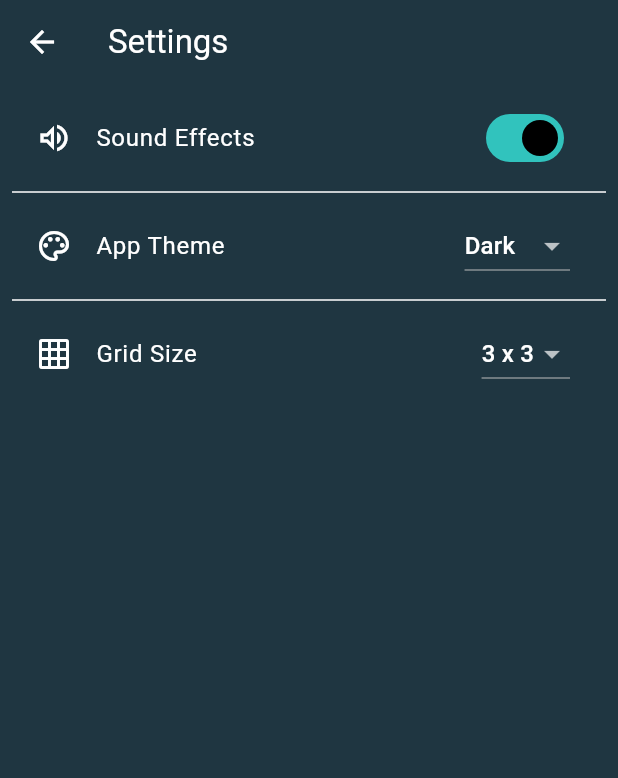
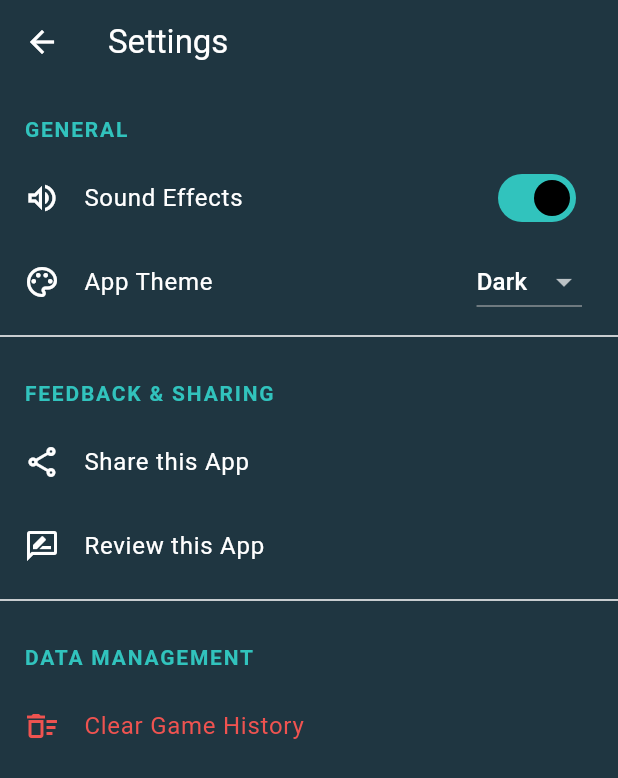
Before and after one commit to darshan-gadhe/tic_tac_toe, a Flutter app: the screen it shows after launch, after a tap on the "settings" icon, on a phone screen of 412 x 824 dp. Shown: the top 778 px of the screen. Run offline on Flutter 3.47's test engine with Material 3 defaults, Android fonts, the phone set to English and light mode, and no system bars; our stand-ins replace audioplayers, google_mobile_ads, in_app_review, share_plus, shared_preferences.

Commit message:
all cahges szknsd

```diff
--- a/lib/main.dart
+++ b/lib/main.dart
@@ -5,6 +5,7 @@ import 'package:advanced_tic_tac_toe/services/sound_service.dart';
 import 'package:flutter/material.dart';
 import 'package:google_mobile_ads/google_mobile_ads.dart';
 import 'package:provider/provider.dart';
+import 'package:advanced_tic_tac_toe/providers/profile_provider.dart';
 
 void main() async {
   WidgetsFlutterBinding.ensureInitialized();
@@ -17,6 +18,7 @@ void main() async {
         ChangeNotifierProvider(create: (_) => ThemeProvider()),
         // This makes SettingsProvider available globally.
         ChangeNotifierProvider(create: (_) => SettingsProvider()),
+        ChangeNotifierProvider(create: (_) => ProfileProvider()),
       ],
       child: const MyApp(),
     ),
--- /dev/null
+++ b/lib/providers/profile_provider.dart
@@ -0,0 +1,32 @@
+import 'package:flutter/material.dart';
+import 'package:shared_preferences/shared_preferences.dart';
+
+class ProfileProvider with ChangeNotifier {
+  String _userName = 'Player';
+  String get userName => _userName;
+
+  String _avatarId = '1'; // Default to avatar_1.png
+  String get avatarId => _avatarId;
+  String get avatarAssetPath => 'assets/avatars/avatar_$_avatarId.png';
+
+  ProfileProvider() {
+    loadProfile();
+  }
+
+  void loadProfile() async {
+    final prefs = await SharedPreferences.getInstance();
+    _userName = prefs.getString('userName') ?? 'Player';
+    _avatarId = prefs.getString('avatarId') ?? '1';
+    notifyListeners();
+  }
+
+  void setProfile(String newName, String newAvatarId) async {
+    _userName = newName;
+    _avatarId = newAvatarId;
+
+    final prefs = await SharedPreferences.getInstance();
+    await prefs.setString('userName', _userName);
+    await prefs.setString('avatarId', _avatarId);
+    notifyListeners();
+  }
+}
--- a/lib/screens/home_screen.dart
+++ b/lib/screens/home_screen.dart
@@ -1,7 +1,8 @@
-import 'package:advanced_tic_tac_toe/providers/theme_provider.dart';
+import 'package:advanced_tic_tac_toe/providers/profile_provider.dart';
 import 'package:advanced_tic_tac_toe/screens/game_screen.dart';
 import 'package:advanced_tic_tac_toe/screens/history_screen.dart';
-import 'package:advanced_tic_tac_toe/screens/settings_screen.dart';
+import 'package:advanced_tic_tac_toe/screens/profile_screen.dart';
+import 'package:advanced_tic_tac_toe/screens/settings_screen.dart'; // <-- THIS IS THE FIX
 import 'package:advanced_tic_tac_toe/utils/enums.dart';
 import 'package:flutter/material.dart';
 import 'package:provider/provider.dart';
@@ -11,52 +12,31 @@ class HomeScreen extends StatelessWidget {
 
   @override
   Widget build(BuildContext context) {
-    final themeProvider = Provider.of<ThemeProvider>(context);
-
     return Scaffold(
-      appBar: AppBar(
-        backgroundColor: Colors.transparent,
-        elevation: 0,
-        actions: [
-          IconButton(
-            icon: const Icon(Icons.settings),
-            onPressed: () => Navigator.push(context, MaterialPageRoute(builder: (_) => const SettingsScreen())),
-            tooltip: 'Settings',
-          )
-        ],
-      ),
-      body: Center(
+      body: SafeArea(
         child: Padding(
           padding: const EdgeInsets.all(16.0),
           child: Column(
-            mainAxisAlignment: MainAxisAlignment.center,
-            children: <Widget>[
-              Image.asset(themeProvider.currentTheme.logoAssetPath, height: 100),
-              const SizedBox(height: 20),
-              Text(
-                'TIC TAC TOE',
-                style: Theme.of(context).textTheme.displaySmall?.copyWith(fontWeight: FontWeight.bold),
-              ),
-              const SizedBox(height: 60),
-              _buildGameModeButton(
+            children: [
+              _buildProfileHeader(context),
+              const Spacer(),
+              _buildTitle(context),
+              const SizedBox(height: 40),
+              _buildGameButton(
                 context,
-                'Player vs Player',
-                    () => _showGridSizeDialog(context, GameMode.vsPlayer),
-                Theme.of(context).colorScheme.primary,
+                text: 'Player vs Player',
+                onPressed: () => _showGridSizeDialog(context, GameMode.vsPlayer),
+                color: Theme.of(context).colorScheme.primary,
               ),
               const SizedBox(height: 20),
-              _buildGameModeButton(
+              _buildGameButton(
                 context,
-                'Player vs AI',
-                    () => _showDifficultyDialog(context),
-                Theme.of(context).colorScheme.secondary,
+                text: 'Player vs AI',
+                onPressed: () => _showDifficultyDialog(context),
+                color: Theme.of(context).colorScheme.secondary,
               ),
-              const SizedBox(height: 40),
-              TextButton.icon(
-                icon: const Icon(Icons.history),
-                label: const Text('Game History'),
-                onPressed: () => Navigator.push(context, MaterialPageRoute(builder: (_) => const HistoryScreen())),
-              )
+              const Spacer(),
+              _buildFooterButtons(context),
             ],
           ),
         ),
@@ -64,73 +44,124 @@ class HomeScreen extends StatelessWidget {
     );
   }
 
-  // ... inside HomeScreen class
-
-  void _navigateToGameScreen(BuildContext context, GameMode mode, int size, {AiDifficulty? difficulty}) {
-    Navigator.push(
-      context,
-      MaterialPageRoute(
-        // THE FIX: Ensure there is NO gridSize parameter here.
-        builder: (context) => GameScreen(gameMode: mode, aiDifficulty: difficulty),
-      ),
+  Widget _buildProfileHeader(BuildContext context) {
+    return Consumer<ProfileProvider>(
+      builder: (context, profile, child) {
+        return InkWell(
+          onTap: () => Navigator.push(context, MaterialPageRoute(builder: (_) => const ProfileScreen())),
+          borderRadius: BorderRadius.circular(12),
+          child: Padding(
+            padding: const EdgeInsets.all(8.0),
+            child: Row(
+              mainAxisSize: MainAxisSize.min,
+              children: [
+                CircleAvatar(backgroundImage: AssetImage(profile.avatarAssetPath), radius: 24),
+                const SizedBox(width: 12),
+                Text('Hi, ${profile.userName}', style: Theme.of(context).textTheme.titleLarge),
+              ],
+            ),
+          ),
+        );
+      },
     );
   }
 
-// ... rest of the file
-
-  void _showGridSizeDialog(BuildContext context, GameMode mode, {AiDifficulty? difficulty}) {
-    showDialog(
-      context: context,
-      builder: (ctx) => AlertDialog(
-        title: const Text('Select Grid Size'),
-        content: Column(
-          mainAxisSize: MainAxisSize.min,
-          children: [3, 4, 5].map((size) {
-            return ListTile(
-              title: Text('$size x $size'),
-              onTap: () {
-                Navigator.of(ctx).pop(); // Close grid size dialog
-                _navigateToGameScreen(context, mode, size, difficulty: difficulty);
-              },
-            );
-          }).toList(),
-        ),
-      ),
+  Widget _buildTitle(BuildContext context) {
+    return Text(
+      'TIC TAC TOE',
+      style: Theme.of(context).textTheme.displaySmall?.copyWith(fontWeight: FontWeight.bold),
     );
   }
 
-  void _showDifficultyDialog(BuildContext context) {
-    showDialog(
-      context: context,
-      builder: (ctx) => AlertDialog(
-        title: const Text('Select AI Difficulty'),
-        content: Column(
-          mainAxisSize: MainAxisSize.min,
-          children: AiDifficulty.values.map((diff) {
-            return ListTile(
-              title: Text(diff.name[0].toUpperCase() + diff.name.substring(1)),
-              onTap: () {
-                Navigator.of(ctx).pop(); // Close difficulty dialog
-                _showGridSizeDialog(context, GameMode.vsAI, difficulty: diff);
-              },
-            );
-          }).toList(),
-        ),
-      ),
-    );
-  }
-
-  Widget _buildGameModeButton(BuildContext context, String text, VoidCallback onPressed, Color color) {
+  Widget _buildGameButton(BuildContext context, {required String text, required VoidCallback onPressed, required Color color}) {
     return ElevatedButton(
       onPressed: onPressed,
       style: ElevatedButton.styleFrom(
         backgroundColor: color,
         foregroundColor: Colors.white,
-        minimumSize: const Size(250, 60),
+        minimumSize: const Size(double.infinity, 60),
         shape: RoundedRectangleBorder(borderRadius: BorderRadius.circular(15)),
         textStyle: const TextStyle(fontSize: 20, fontWeight: FontWeight.bold),
       ),
       child: Text(text),
     );
   }
+
+  Widget _buildFooterButtons(BuildContext context) {
+    return Row(
+      mainAxisAlignment: MainAxisAlignment.spaceEvenly,
+      children: [
+        IconButton(
+          icon: const Icon(Icons.history, size: 30),
+          onPressed: () => Navigator.push(context, MaterialPageRoute(builder: (_) => const HistoryScreen())),
+          tooltip: 'Game History',
+        ),
+        IconButton(
+          icon: const Icon(Icons.settings, size: 30),
+          // This line was causing the error before the import was added.
+          onPressed: () => Navigator.push(context, MaterialPageRoute(builder: (_) => const SettingsScreen())),
+          tooltip: 'Settings',
+        ),
+      ],
+    );
+  }
+
+  // --- DIALOGS & NAVIGATION ---
+
+  void _showDifficultyDialog(BuildContext context) {
+    showDialog(
+      context: context,
+      builder: (dialogContext) => AlertDialog(
+        title: const Text('Select AI Difficulty'),
+        content: Column(
+          mainAxisSize: MainAxisSize.min,
+          children: [
+            _buildDialogButton(dialogContext, 'Simple', () => _showGridSizeDialog(context, GameMode.vsAI, difficulty: AiDifficulty.simple)),
+            _buildDialogButton(dialogContext, 'Medium', () => _showGridSizeDialog(context, GameMode.vsAI, difficulty: AiDifficulty.medium)),
+            _buildDialogButton(dialogContext, 'Hard', () => _showGridSizeDialog(context, GameMode.vsAI, difficulty: AiDifficulty.hard)),
+          ],
+        ),
+      ),
+    );
+  }
+
+  void _showGridSizeDialog(BuildContext context, GameMode mode, {AiDifficulty? difficulty}) {
+    if(Navigator.canPop(context)) Navigator.of(context).pop(); // Close previous dialog if any
+
+    showDialog(
+      context: context,
+      builder: (dialogContext) => AlertDialog(
+        title: const Text('Select Grid Size'),
+        content: Column(
+          mainAxisSize: MainAxisSize.min,
+          children: [
+            _buildDialogButton(dialogContext, '3 x 3', () => _navigateToGame(context, mode: mode, difficulty: difficulty, gridSize: 3)),
+            _buildDialogButton(dialogContext, '4 x 4', () => _navigateToGame(context, mode: mode, difficulty: difficulty, gridSize: 4)),
+            _buildDialogButton(dialogContext, '5 x 5', () => _navigateToGame(context, mode: mode, difficulty: difficulty, gridSize: 5)),
+          ],
+        ),
+      ),
+    );
+  }
+
+  Widget _buildDialogButton(BuildContext context, String text, VoidCallback onPressed) {
+    return Padding(
+      padding: const EdgeInsets.symmetric(vertical: 8.0),
+      child: ElevatedButton(
+        onPressed: onPressed,
+        style: ElevatedButton.styleFrom(minimumSize: const Size(200, 50)),
+        child: Text(text),
+      ),
+    );
+  }
+
+  void _navigateToGame(BuildContext context, {required GameMode mode, required int gridSize, AiDifficulty? difficulty}) {
+    Navigator.of(context).pop(); // Close the grid size dialog
+    Navigator.push(
+      context,
+      MaterialPageRoute(
+        builder: (_) => GameScreen(gameMode: mode, gridSize: gridSize, aiDifficulty: difficulty),
+      ),
+    );
+  }
 }
--- a/lib/screens/settings_screen.dart
+++ b/lib/screens/settings_screen.dart
@@ -1,8 +1,10 @@
-import 'package:advanced_tic_tac_toe/providers/settings_provider.dart'; // We will create this
 import 'package:advanced_tic_tac_toe/providers/theme_provider.dart';
+import 'package:advanced_tic_tac_toe/services/history_service.dart';
 import 'package:advanced_tic_tac_toe/services/sound_service.dart';
 import 'package:flutter/material.dart';
+import 'package:in_app_review/in_app_review.dart';
 import 'package:provider/provider.dart';
+import 'package:share_plus/share_plus.dart';
 
 class SettingsScreen extends StatefulWidget {
   const SettingsScreen({super.key});
@@ -11,7 +13,9 @@ class SettingsScreen extends StatefulWidget {
 }
 
 class _SettingsScreenState extends State<SettingsScreen> {
+  // Local state for the sound switch to provide an instant UI update.
   late bool _isSoundEnabled;
+
   @override
   void initState() {
     super.initState();
@@ -20,24 +24,31 @@ class _SettingsScreenState extends State<SettingsScreen> {
 
   @override
   Widget build(BuildContext context) {
+    // Listen to the ThemeProvider to get the current theme.
     final themeProvider = Provider.of<ThemeProvider>(context);
-    final settingsProvider = Provider.of<SettingsProvider>(context);
 
     return Scaffold(
-      appBar: AppBar(title: const Text('Settings')),
+      appBar: AppBar(
+        title: const Text('Settings'),
+        backgroundColor: Colors.transparent,
+        elevation: 0,
+      ),
       body: ListView(
-        padding: const EdgeInsets.all(8.0),
         children: [
+          _buildSectionHeader(context, 'General'),
+
+          // --- Sound On/Off Option ---
           SwitchListTile(
             title: const Text('Sound Effects'),
             value: _isSoundEnabled,
             onChanged: (bool value) {
-              setState(() => _isSoundEnabled = value);
-              SoundService.toggleSound(value);
+              setState(() => _isSoundEnabled = value); // Update UI instantly
+              SoundService.toggleSound(value); // Save preference
             },
             secondary: const Icon(Icons.volume_up_outlined),
           ),
-          const Divider(),
+
+          // --- Change Theme Option ---
           ListTile(
             leading: const Icon(Icons.color_lens_outlined),
             title: const Text('App Theme'),
@@ -54,21 +65,84 @@ class _SettingsScreenState extends State<SettingsScreen> {
               },
             ),
           ),
+
           const Divider(),
+          _buildSectionHeader(context, 'Feedback & Sharing'),
+
+          // --- Share App Option ---
           ListTile(
-            leading: const Icon(Icons.grid_on),
-            title: const Text('Grid Size'),
-            trailing: DropdownButton<int>(
-              value: settingsProvider.gridSize,
-              items: <int>[3, 4, 5].map<DropdownMenuItem<int>>((int value) {
-                return DropdownMenuItem<int>(value: value, child: Text('$value x $value'));
-              }).toList(),
-              onChanged: (int? newValue) {
-                if (newValue != null) {
-                  settingsProvider.setGridSize(newValue);
-                }
-              },
-            ),
+            leading: const Icon(Icons.share_outlined),
+            title: const Text('Share this App'),
+            onTap: () {
+              // TODO: Replace with your actual app link from the app store.
+              Share.share('Check out this awesome Tic Tac Toe game! https://play.google.com/store/apps/details?id=your.package.name');
+            },
+          ),
+
+          // --- Review App Option ---
+          ListTile(
+            leading: const Icon(Icons.rate_review_outlined),
+            title: const Text('Review this App'),
+            onTap: () async {
+              final InAppReview inAppReview = InAppReview.instance;
+              if (await inAppReview.isAvailable()) {
+                inAppReview.requestReview();
+              } else {
+                // Optionally handle the case where the review dialog isn't available
+                ScaffoldMessenger.of(context).showSnackBar(
+                  const SnackBar(content: Text("In-app review is not available right now.")),
+                );
+              }
+            },
+          ),
+
+          const Divider(),
+          _buildSectionHeader(context, 'Data Management'),
+
+          // --- Clear History Option ---
+          ListTile(
+            leading: Icon(Icons.delete_sweep_outlined, color: Colors.red.shade400),
+            title: Text('Clear Game History', style: TextStyle(color: Colors.red.shade400)),
+            onTap: () => _showClearHistoryConfirmation(context),
+          ),
+        ],
+      ),
+    );
+  }
+
+  /// Helper widget to create styled section headers.
+  Widget _buildSectionHeader(BuildContext context, String title) {
+    return Padding(
+      padding: const EdgeInsets.fromLTRB(16, 20, 16, 8),
+      child: Text(
+        title.toUpperCase(),
+        style: TextStyle(
+          color: Theme.of(context).colorScheme.primary,
+          fontWeight: FontWeight.bold,
+          letterSpacing: 1.2,
+        ),
+      ),
+    );
+  }
+
+  /// Shows a confirmation dialog before clearing game history.
+  void _showClearHistoryConfirmation(BuildContext context) {
+    showDialog(
+      context: context,
+      builder: (ctx) => AlertDialog(
+        title: const Text('Are you sure?'),
+        content: const Text('This will permanently delete all game records.'),
+        actions: [
+          TextButton(child: const Text('Cancel'), onPressed: () => Navigator.of(ctx).pop()),
+          TextButton(
+            child: const Text('Clear', style: TextStyle(color: Colors.red)),
+            onPressed: () {
+              HistoryService.clearHistory();
+              Navigator.of(ctx).pop();
+              ScaffoldMessenger.of(context).showSnackBar(
+                const SnackBar(content: Text('Game history cleared!')),
+              );
+            },
           ),
         ],
       ),
--- a/pubspec.yaml
+++ b/pubspec.yaml
@@ -16,7 +16,7 @@ publish_to: 'none' # Remove this line if you wish to publish to pub.dev
 # https://developer.apple.com/library/archive/documentation/General/Reference/InfoPlistKeyReference/Articles/CoreFoundationKeys.html
 # In Windows, build-name is used as the major, minor, and patch parts
 # of the product and file versions while build-number is used as the build suffix.
-version: 1.0.0+1
+version: 4.1.1+1
 
 environment:
   sdk: ^3.8.1
@@ -39,6 +39,8 @@ dependencies:
   intl: ^0.18.1
   audioplayers: ^5.2.0
   google_mobile_ads: ^6.0.0
+  share_plus: ^7.2.1         # For the 'Share App' feature
+  in_app_review: ^2.0.8
 
 dev_dependencies:
   flutter_test:
@@ -64,6 +66,7 @@ flutter:
   assets:
     - assets/
     - assets/sounds/
+    - assets/avatars/
 
   # To add assets to your application, add an assets section, like this:
   # assets:
```
Also changed, not shown: lib/screens/game_screen.dart (+58 -31 lines), lib/screens/profile_screen.dart (added, +94 -0 lines), lib/widgets/animated_tile.dart (added, +49 -0 lines), assets/avatars/avatar_1.png (added), assets/avatars/avatar_2.png (added), assets/avatars/avatar_3.png (added), assets/avatars/avatar_4.png (added), assets/avatars/avatar_5.png (added), lib/widgets/winning_line_painter.dart (added), pubspec.lock, 2 other files.
